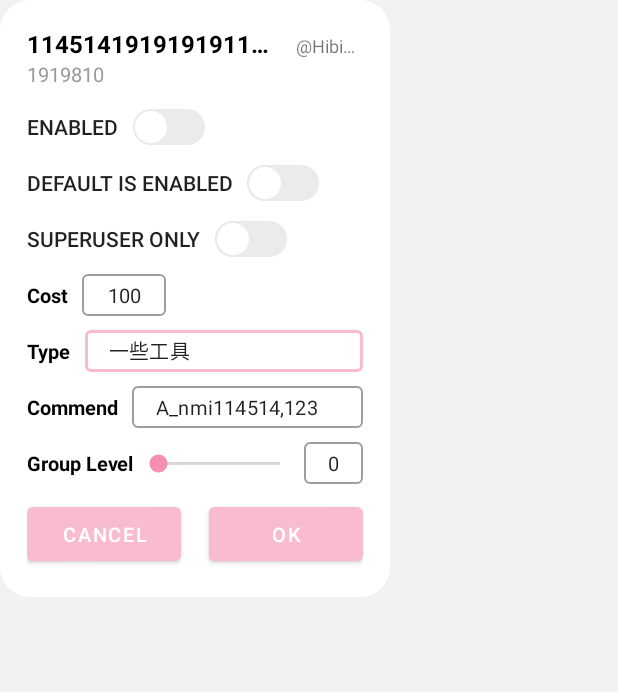
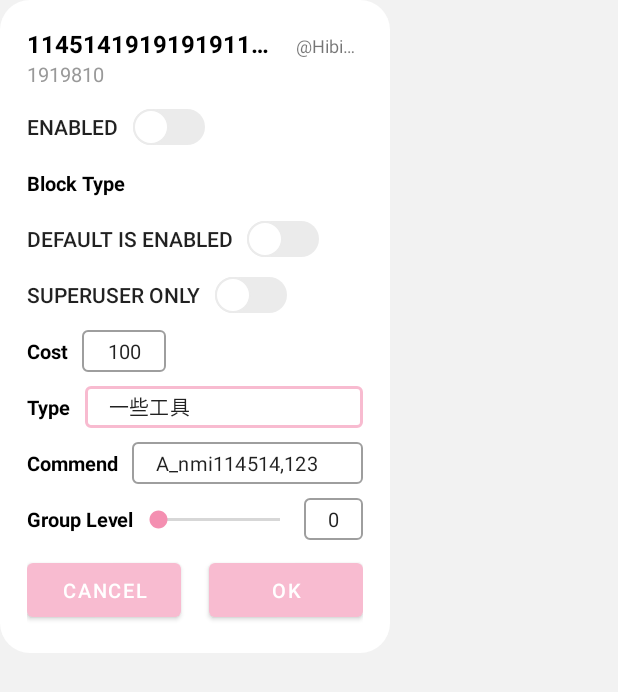
Before and after one commit to YuS1aN/zhenxun_bot_android_ui, an Android app: the layout dialog_edit_plugin.xml on its own in the app's theme, with its tools: preview values and no code run, on a phone screen of 412 x 824 dp. Shown: the top 692 px of the screen. Run offline under Robolectric (Android 15) with nearby library versions, the phone set to English and light mode, and no system bars.

Commit message:
插件配置添加禁用类型

```diff
--- a/app/src/main/java/me/kbai/zhenxunui/ui/plugin/PluginFragment.kt
+++ b/app/src/main/java/me/kbai/zhenxunui/ui/plugin/PluginFragment.kt
@@ -36,11 +36,6 @@ class PluginFragment : BaseFragment<FragmentPluginBinding>() {
     ): FragmentPluginBinding = FragmentPluginBinding.inflate(inflater)
 
     override fun initView() = viewBinding.run {
-//        tlType.addTab(tlType.newTab().setText(R.string.tab_normal))
-//        tlType.addTab(tlType.newTab().setText(R.string.tab_admin))
-//        tlType.addTab(tlType.newTab().setText(R.string.tab_superuser))
-//        tlType.addTab(tlType.newTab().setText(R.string.tab_hidden))
-
         vpType.adapter = object : FragmentStateAdapter(this@PluginFragment) {
             override fun getItemCount(): Int = mFragments.size
 
--- a/app/src/main/res/layout/dialog_edit_plugin.xml
+++ b/app/src/main/res/layout/dialog_edit_plugin.xml
@@ -8,6 +8,7 @@
     android:scrollbars="none">
 
     <androidx.constraintlayout.widget.ConstraintLayout
+        android:id="@+id/cl_body"
         android:layout_width="match_parent"
         android:layout_height="wrap_content"
         android:minWidth="260dp"
@@ -65,6 +66,30 @@
             app:layout_constraintTop_toBottomOf="@id/tv_module"
             app:switchPadding="@dimen/margin_normal" />
 
+        <TextView
+            android:id="@+id/tv_block_type"
+            android:layout_width="wrap_content"
+            android:layout_height="@dimen/normal_line_height"
+            android:gravity="center_vertical"
+            android:labelFor="@id/tl_block_type"
+            android:text="@string/block_type"
+            android:textColor="@color/dn_black"
+            android:textStyle="bold"
+            app:layout_constraintBottom_toTopOf="@id/sw_default_status"
+            app:layout_constraintStart_toStartOf="parent"
+            app:layout_constraintTop_toBottomOf="@id/sw_enabled" />
+
+        <com.google.android.material.tabs.TabLayout
+            android:id="@+id/tl_block_type"
+            android:layout_width="0dp"
+            android:layout_height="@dimen/normal_line_height"
+            android:layout_marginStart="@dimen/margin_normal"
+            app:layout_constraintBottom_toBottomOf="@id/tv_block_type"
+            app:layout_constraintEnd_toEndOf="parent"
+            app:layout_constraintStart_toEndOf="@id/tv_block_type"
+            app:tabBackground="@null"
+            app:tabRippleColor="@null" />
+
         <androidx.appcompat.widget.SwitchCompat
             android:id="@+id/sw_default_status"
             style="@style/Switch"
@@ -74,7 +99,7 @@
             android:text="@string/default_is_enabled"
             app:layout_constraintBottom_toTopOf="@+id/sw_superuser"
             app:layout_constraintStart_toStartOf="parent"
-            app:layout_constraintTop_toBottomOf="@id/sw_enabled"
+            app:layout_constraintTop_toBottomOf="@id/tl_block_type"
             app:switchPadding="@dimen/margin_normal" />
 
         <androidx.appcompat.widget.SwitchCompat
--- a/app/src/main/res/values/strings.xml
+++ b/app/src/main/res/values/strings.xml
@@ -46,4 +46,8 @@
     <string name="description_label">Description: %s</string>
     <string name="edit_config">Config</string>
     <string name="value_label">Value:</string>
+    <string name="block_type">Block Type</string>
+    <string name="tab_all">All</string>
+    <string name="tab_group">Group</string>
+    <string name="tab_private">Private</string>
 </resources>
```
Also changed, not shown: app/src/main/java/me/kbai/zhenxunui/ui/plugin/EditPluginDialog.kt (+42 -1 lines), 1 other file.
